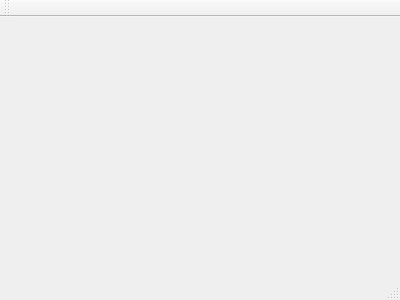
Old version of the form mainwindow.ui in the repository Di0nisP/Zadacha_poiska_puti.
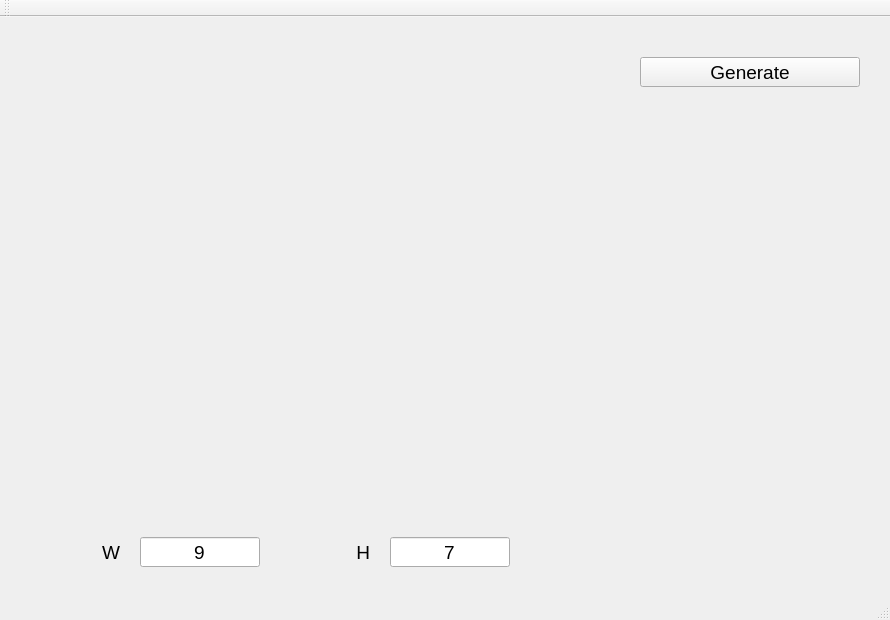
New version of the form.

Patch:
```diff
--- a/mainwindow.ui
+++ b/mainwindow.ui
@@ -1,24 +1,172 @@
 <ui version="4.0">
  <class>MainWindow</class>
- <widget class="QMainWindow" name="MainWindow" >
-  <property name="geometry" >
+ <widget class="QMainWindow" name="MainWindow">
+  <property name="enabled">
+   <bool>true</bool>
+  </property>
+  <property name="geometry">
    <rect>
     <x>0</x>
     <y>0</y>
-    <width>400</width>
-    <height>300</height>
+    <width>890</width>
+    <height>620</height>
    </rect>
   </property>
   <property name="windowTitle" >
    <string>MainWindow</string>
   </property>
-  <widget class="QMenuBar" name="menuBar" />
-  <widget class="QToolBar" name="mainToolBar" />
-  <widget class="QWidget" name="centralWidget" />
-  <widget class="QStatusBar" name="statusBar" />
+  <widget class="QWidget" name="centralWidget">
+   <widget class="QLabel" name="QLabel_Width">
+    <property name="geometry">
+     <rect>
+      <x>50</x>
+      <y>520</y>
+      <width>70</width>
+      <height>30</height>
+     </rect>
+    </property>
+    <property name="font">
+     <font>
+      <pointsize>14</pointsize>
+      <weight>50</weight>
+      <bold>false</bold>
+     </font>
+    </property>
+    <property name="layoutDirection">
+     <enum>Qt::LeftToRight</enum>
+    </property>
+    <property name="text">
+     <string>W</string>
+    </property>
+    <property name="alignment">
+     <set>Qt::AlignRight|Qt::AlignTrailing|Qt::AlignVCenter</set>
+    </property>
+   </widget>
+   <widget class="QLineEdit" name="QLineEdit_Width">
+    <property name="geometry">
+     <rect>
+      <x>140</x>
+      <y>520</y>
+      <width>120</width>
+      <height>30</height>
+     </rect>
+    </property>
+    <property name="font">
+     <font>
+      <pointsize>14</pointsize>
+     </font>
+    </property>
+    <property name="inputMethodHints">
+     <set>Qt::ImhNone</set>
+    </property>
+    <property name="text">
+     <string>9</string>
+    </property>
+    <property name="alignment">
+     <set>Qt::AlignCenter</set>
+    </property>
+   </widget>
+   <widget class="QLabel" name="QLabel_Height">
+    <property name="geometry">
+     <rect>
+      <x>300</x>
+      <y>520</y>
+      <width>70</width>
+      <height>30</height>
+     </rect>
+    </property>
+    <property name="font">
+     <font>
+      <pointsize>14</pointsize>
+      <weight>50</weight>
+      <bold>false</bold>
+     </font>
+    </property>
+    <property name="layoutDirection">
+     <enum>Qt::LeftToRight</enum>
+    </property>
+    <property name="text">
+     <string>H</string>
+    </property>
+    <property name="alignment">
+     <set>Qt::AlignRight|Qt::AlignTrailing|Qt::AlignVCenter</set>
+    </property>
+   </widget>
+   <widget class="QLineEdit" name="QLineEdit_Height">
+    <property name="geometry">
+     <rect>
+      <x>390</x>
+      <y>520</y>
+      <width>120</width>
+      <height>30</height>
+     </rect>
+    </property>
+    <property name="font">
+     <font>
+      <pointsize>14</pointsize>
+     </font>
+    </property>
+    <property name="inputMethodHints">
+     <set>Qt::ImhNone</set>
+    </property>
+    <property name="text">
+     <string>7</string>
+    </property>
+    <property name="alignment">
+     <set>Qt::AlignCenter</set>
+    </property>
+   </widget>
+   <widget class="QPushButton" name="Generation">
+    <property name="geometry">
+     <rect>
+      <x>640</x>
+      <y>40</y>
+      <width>220</width>
+      <height>30</height>
+     </rect>
+    </property>
+    <property name="font">
+     <font>
+      <pointsize>14</pointsize>
+     </font>
+    </property>
+    <property name="text">
+     <string>Generate</string>
+    </property>
+   </widget>
+   <widget class="QWidget" name="gridLayoutWidget">
+    <property name="geometry">
+     <rect>
+      <x>20</x>
+      <y>20</y>
+      <width>601</width>
+      <height>481</height>
+     </rect>
+    </property>
+    <layout class="QGridLayout" name="gridLayout"/>
+   </widget>
+  </widget>
+  <widget class="QMenuBar" name="menuBar">
+   <property name="geometry">
+    <rect>
+     <x>0</x>
+     <y>0</y>
+     <width>890</width>
+     <height>21</height>
+    </rect>
+   </property>
+  </widget>
+  <widget class="QToolBar" name="mainToolBar">
+   <attribute name="toolBarArea">
+    <enum>TopToolBarArea</enum>
+   </attribute>
+   <attribute name="toolBarBreak">
+    <bool>false</bool>
+   </attribute>
+  </widget>
+  <widget class="QStatusBar" name="statusBar"/>
  </widget>
- <layoutDefault spacing="6" margin="11" />
- <pixmapfunction></pixmapfunction>
+ <layoutdefault spacing="6" margin="11"/>
  <resources/>
  <connections/>
 </ui>
```
Left out of the diff: 3 changed lines with no effect on the pictures.
